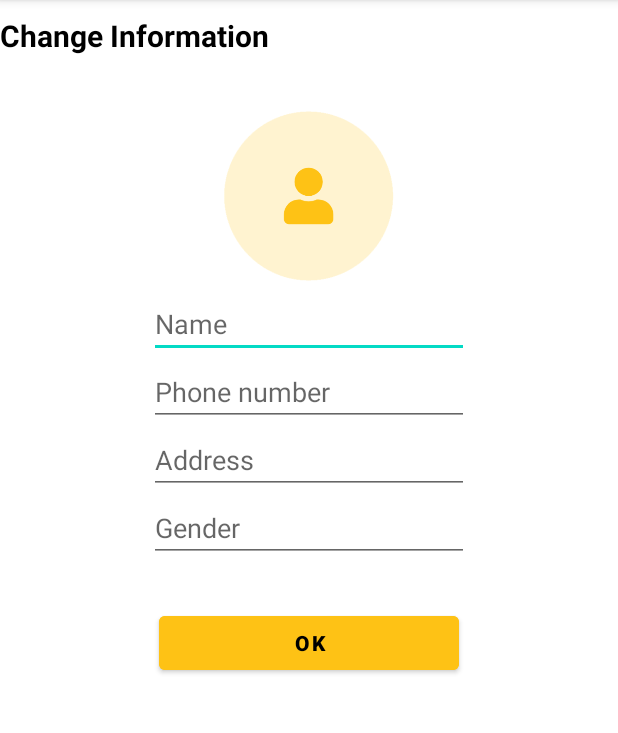
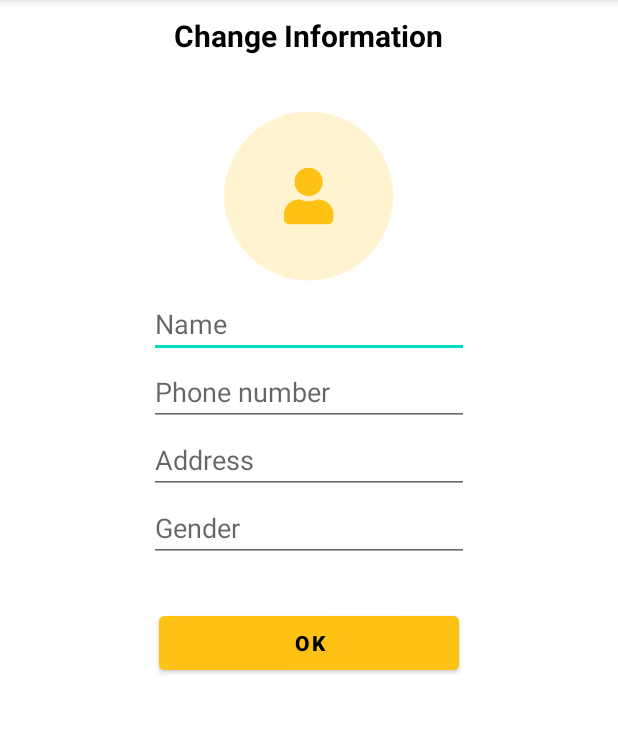
Before and after one commit to phuc16102001/beekey, an Android app: the ChangeInformationActivity screen opened directly, with no data from a screen before it, on a phone screen of 412 x 824 dp, the part 84-817 px from its top. Run offline under Robolectric (Android 15) with nearby library versions, the phone set to English and light mode, and no system bars.

Commit message:
Handle render problem

```diff
--- a/src/App/app/src/main/res/layout/activity_change_information.xml
+++ b/src/App/app/src/main/res/layout/activity_change_information.xml
@@ -9,18 +9,14 @@
 
     <TextView
         android:id="@+id/textView"
-        android:layout_width="match_parent"
+        android:layout_width="wrap_content"
         android:layout_height="58dp"
         android:layout_marginTop="10dp"
-
-        android:minWidth="0dp"
-        android:minHeight="80dp"
 
         android:text="@string/change_information"
         android:textColor="@color/black"
         android:textSize="20sp"
-        android:textStyle="bold"
-        />
+        android:textStyle="bold" />
 
     <ImageView
         android:id="@+id/avatar"
@@ -39,8 +35,7 @@
         android:hint="@string/name"
         android:inputType="textPersonName"
         tools:layout_editor_absoluteX="100dp"
-        tools:layout_editor_absoluteY="200dp"
-        android:autofillHints="" />
+        tools:layout_editor_absoluteY="200dp" />
 
     <EditText
         android:id="@+id/editTextPhone"
@@ -50,8 +45,7 @@
         android:ems="10"
         android:inputType="text|phone"
         tools:layout_editor_absoluteX="100dp"
-        tools:layout_editor_absoluteY="234dp"
-        android:autofillHints="" />
+        tools:layout_editor_absoluteY="234dp" />
 
     <EditText
         android:id="@+id/editAddress"
@@ -61,8 +55,7 @@
         android:ems="10"
         android:inputType="text"
         tools:layout_editor_absoluteX="100dp"
-        tools:layout_editor_absoluteY="234dp"
-        android:autofillHints="" />
+        tools:layout_editor_absoluteY="234dp" />
 
     <EditText
         android:id="@+id/editGender"
@@ -72,8 +65,7 @@
         android:ems="10"
         android:inputType="text"
         tools:layout_editor_absoluteX="100dp"
-        tools:layout_editor_absoluteY="298dp"
-        android:autofillHints="" />
+        tools:layout_editor_absoluteY="298dp" />
 
     <Button
         android:id="@+id/OkButton"
```
Also changed, not shown: src/App/app/src/main/res/layout/activity_change_password.xml (+4 -12 lines).
